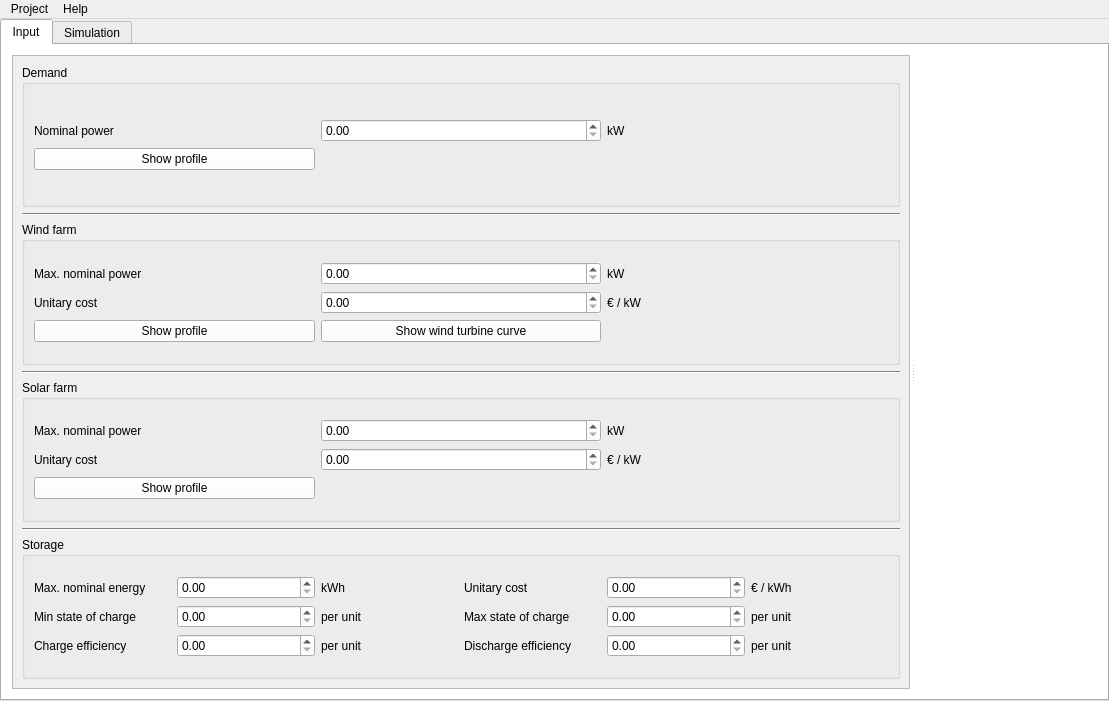
Above: Gui/gui.ui from SanPen/CopperPlate before the change. Below: the same form after it.
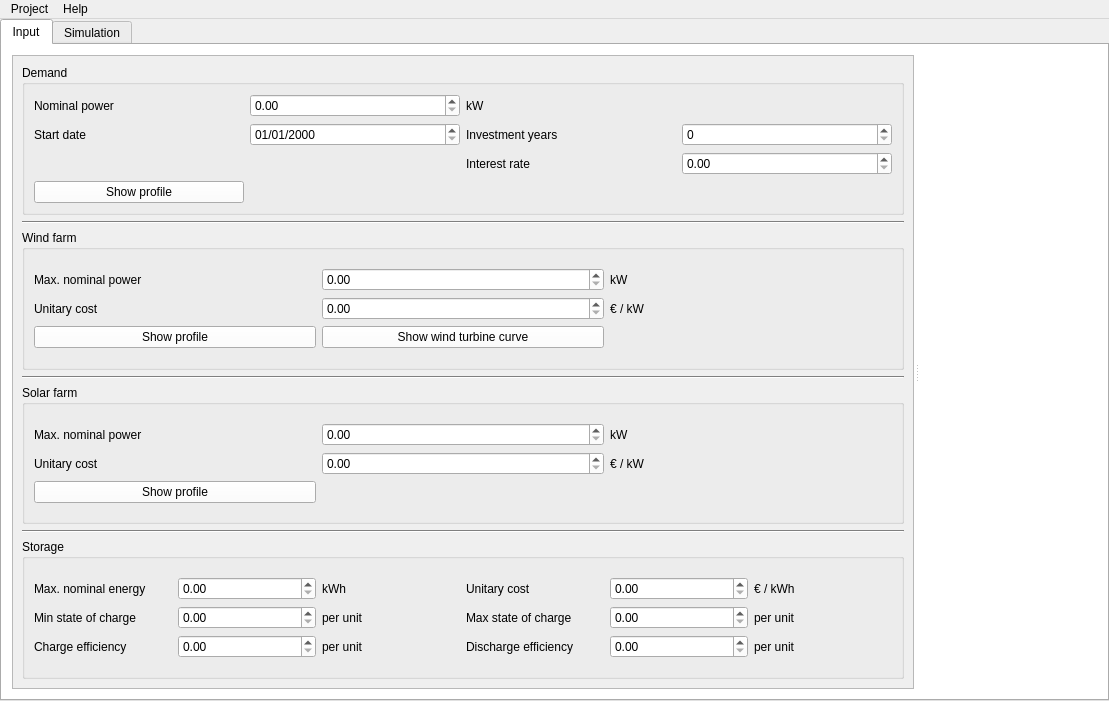
That is the form after the change. Icons and pictures are not drawn. Custom widgets are drawn as their Qt base class.

```diff
--- a/Gui/gui.ui
+++ b/Gui/gui.ui
@@ -439,6 +439,20 @@
                        </property>
                       </widget>
                      </item>
+                     <item row="1" column="0">
+                      <widget class="QLabel" name="label">
+                       <property name="text">
+                        <string>Start date</string>
+                       </property>
+                      </widget>
+                     </item>
+                     <item row="1" column="2">
+                      <widget class="QLabel" name="label_24">
+                       <property name="text">
+                        <string>Investment years</string>
+                       </property>
+                      </widget>
+                     </item>
                      <item row="0" column="0">
                       <widget class="QLabel" name="label_2">
                        <property name="text">
@@ -447,15 +461,43 @@
                       </widget>
                      </item>
                      <item row="0" column="1">
-                      <widget class="QDoubleSpinBox" name="demand_nominal_power_doubleSpinBox"/>
+                      <widget class="QDoubleSpinBox" name="demand_nominal_power_doubleSpinBox">
+                       <property name="maximum">
+                        <double>999999999.990000009536743</double>
+                       </property>
+                      </widget>
                      </item>
-                     <item row="1" column="0">
+                     <item row="3" column="0">
                       <widget class="QPushButton" name="demand_show_profile_pushButton">
                        <property name="text">
                         <string>Show profile</string>
                        </property>
                       </widget>
                      </item>
+                     <item row="1" column="1">
+                      <widget class="QDateEdit" name="start_dateEdit">
+                       <property name="displayFormat">
+                        <string>dd/MM/yyyy</string>
+                       </property>
+                      </widget>
+                     </item>
+                     <item row="1" column="3">
+                      <widget class="QSpinBox" name="investment_years_spinBox"/>
+                     </item>
+                     <item row="2" column="2">
+                      <widget class="QLabel" name="label_25">
+                       <property name="text">
+                        <string>Interest rate</string>
+                       </property>
+                      </widget>
+                     </item>
+                     <item row="2" column="3">
+                      <widget class="QDoubleSpinBox" name="interest_rate_doubleSpinBox">
+                       <property name="maximum">
+                        <double>1.000000000000000</double>
+                       </property>
+                      </widget>
+                     </item>
                     </layout>
                    </item>
                   </layout>
@@ -484,7 +526,11 @@
                       </widget>
                      </item>
                      <item row="0" column="1">
-                      <widget class="QDoubleSpinBox" name="wind_farm_nominal_power_doubleSpinBox"/>
+                      <widget class="QDoubleSpinBox" name="wind_farm_nominal_power_doubleSpinBox">
+                       <property name="maximum">
+                        <double>999999999.000000000000000</double>
+                       </property>
+                      </widget>
                      </item>
                      <item row="0" column="0">
                       <widget class="QLabel" name="label_5">
@@ -515,7 +561,11 @@
                       </widget>
                      </item>
                      <item row="1" column="1">
-                      <widget class="QDoubleSpinBox" name="wind_farm_unitary_cost_doubleSpinBox"/>
+                      <widget class="QDoubleSpinBox" name="wind_farm_unitary_cost_doubleSpinBox">
+                       <property name="maximum">
+                        <double>999999999.000000000000000</double>
+                       </property>
+                      </widget>
                      </item>
                      <item row="2" column="1">
                       <widget class="QPushButton" name="wind_turbine_show_curve_pushButton">
@@ -566,10 +616,18 @@
                       </widget>
                      </item>
                      <item row="0" column="1">
-                      <widget class="QDoubleSpinBox" name="solar_farm_nominal_power_doubleSpinBox"/>
+                      <widget class="QDoubleSpinBox" name="solar_farm_nominal_power_doubleSpinBox">
+                       <property name="maximum">
+                        <double>999999999.000000000000000</double>
+                       </property>
+                      </widget>
                      </item>
                      <item row="1" column="1">
-                      <widget class="QDoubleSpinBox" name="solar_farm_unitary_cost_doubleSpinBox"/>
+                      <widget class="QDoubleSpinBox" name="solar_farm_unitary_cost_doubleSpinBox">
+                       <property name="maximum">
+                        <double>999999999.000000000000000</double>
+                       </property>
+                      </widget>
                      </item>
                      <item row="1" column="0">
                       <widget class="QLabel" name="label_13">
@@ -620,7 +678,11 @@
                       </widget>
                      </item>
                      <item row="0" column="4">
-                      <widget class="QDoubleSpinBox" name="storage_max_unitary_cost_doubleSpinBox"/>
+                      <widget class="QDoubleSpinBox" name="storage_max_unitary_cost_doubleSpinBox">
+                       <property name="maximum">
+                        <double>999999999.000000000000000</double>
+                       </property>
+                      </widget>
                      </item>
                      <item row="1" column="3">
                       <widget class="QLabel" name="label_17">
@@ -644,7 +706,11 @@
                       </widget>
                      </item>
                      <item row="1" column="1">
-                      <widget class="QDoubleSpinBox" name="storage_min_soc_doubleSpinBox"/>
+                      <widget class="QDoubleSpinBox" name="storage_min_soc_doubleSpinBox">
+                       <property name="maximum">
+                        <double>1.000000000000000</double>
+                       </property>
+                      </widget>
                      </item>
                      <item row="2" column="3">
                       <widget class="QLabel" name="label_22">
@@ -654,7 +720,11 @@
                       </widget>
                      </item>
                      <item row="0" column="1">
-                      <widget class="QDoubleSpinBox" name="storage_max_nominal_energy_doubleSpinBox"/>
+                      <widget class="QDoubleSpinBox" name="storage_max_nominal_energy_doubleSpinBox">
+                       <property name="maximum">
+                        <double>999999999.000000000000000</double>
+                       </property>
+                      </widget>
                      </item>
                      <item row="0" column="5">
                       <widget class="QLabel" name="label_15">
@@ -664,10 +734,18 @@
                       </widget>
                      </item>
                      <item row="2" column="1">
-                      <widget class="QDoubleSpinBox" name="storage_charge_eff_doubleSpinBox"/>
+                      <widget class="QDoubleSpinBox" name="storage_charge_eff_doubleSpinBox">
+                       <property name="maximum">
+                        <double>1.000000000000000</double>
+                       </property>
+                      </widget>
                      </item>
                      <item row="1" column="4">
-                      <widget class="QDoubleSpinBox" name="storage_max_soc_doubleSpinBox"/>
+                      <widget class="QDoubleSpinBox" name="storage_max_soc_doubleSpinBox">
+                       <property name="maximum">
+                        <double>1.000000000000000</double>
+                       </property>
+                      </widget>
                      </item>
                      <item row="2" column="0">
                       <widget class="QLabel" name="label_20">
@@ -677,7 +755,11 @@
                       </widget>
                      </item>
                      <item row="2" column="4">
-                      <widget class="QDoubleSpinBox" name="storage_discharge_eff_doubleSpinBox"/>
+                      <widget class="QDoubleSpinBox" name="storage_discharge_eff_doubleSpinBox">
+                       <property name="maximum">
+                        <double>1.000000000000000</double>
+                       </property>
+                      </widget>
                      </item>
                      <item row="2" column="2">
                       <widget class="QLabel" name="label_21">
```
